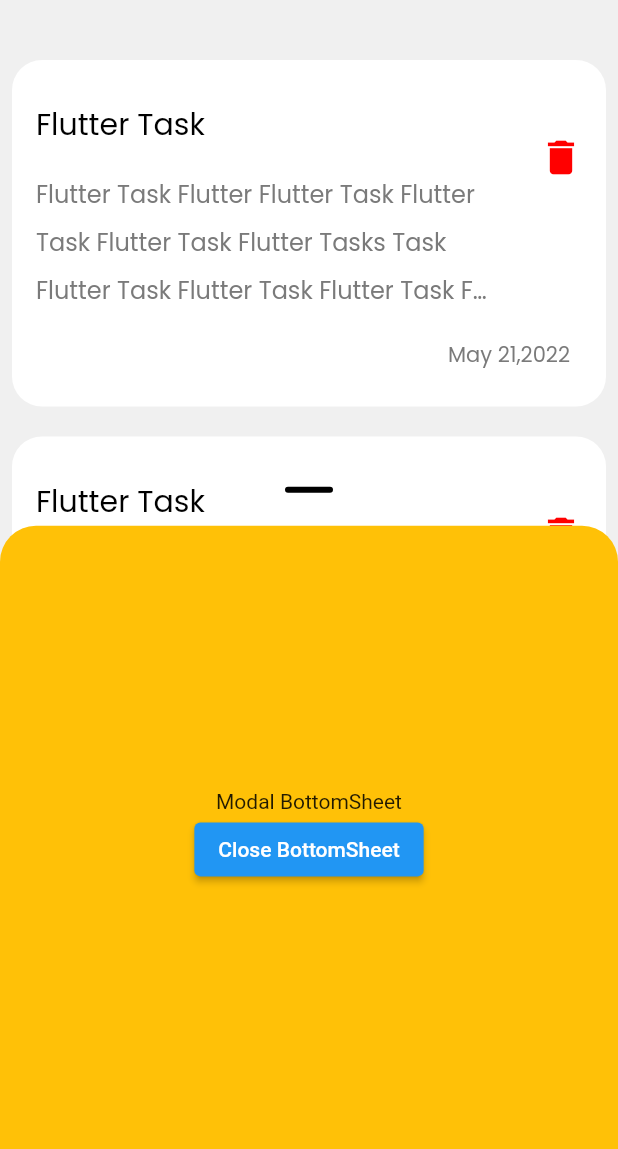
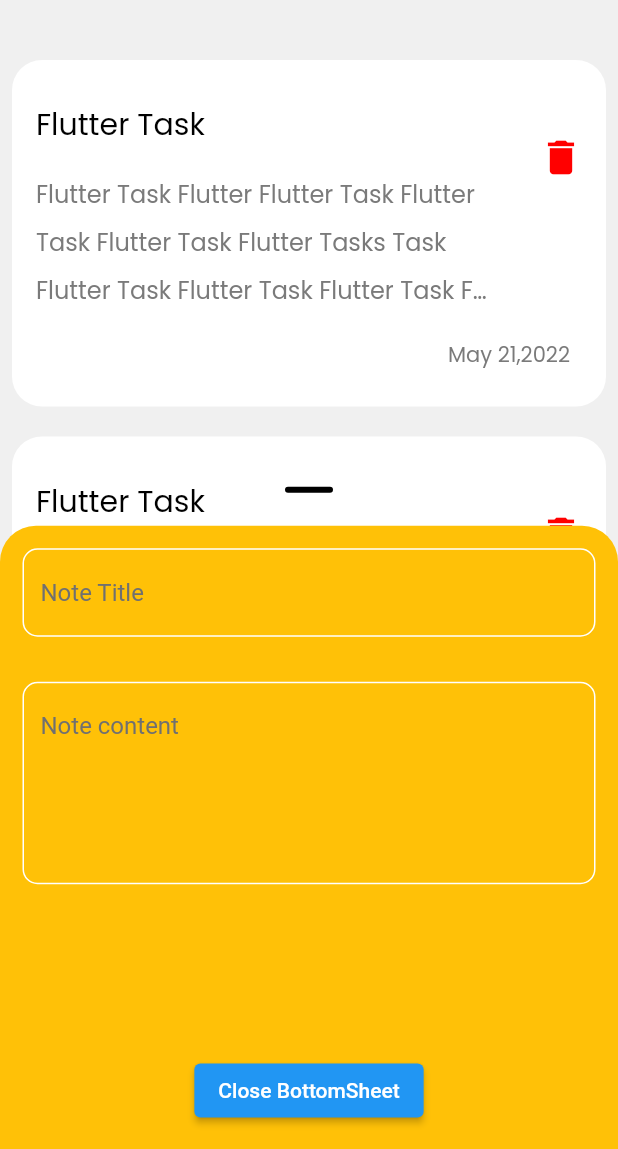
Before and after one commit to EzatRashad/notes_app, a Flutter app: the screen it shows after launch, after a tap on the "add" icon, on a phone screen of 412 x 824 dp, the part 87-1236 px from its top. Run offline on Flutter 3.47's test engine with Material 2 defaults, Android fonts, the phone set to English and light mode, and no system bars.

Commit message:
add custom text  filed to BottomSheet

```diff
--- a/lib/presentation/ui/home/widgets/bottomSheet_body.dart
+++ b/lib/presentation/ui/home/widgets/bottomSheet_body.dart
@@ -1,4 +1,7 @@
 import 'package:flutter/material.dart';
+import 'package:notes_hive/core/utiles/utiles.dart';
+
+import '../../../widgets/text_form_filed.dart';
 
 class BottomSheetBody extends StatelessWidget {
   const BottomSheetBody({super.key});
@@ -6,25 +9,34 @@ class BottomSheetBody extends StatelessWidget {
   @override
   Widget build(BuildContext context) {
     return Container(
+      padding: const EdgeInsets.all(15),
+      width: double.infinity,
+      height: 500,
       decoration: const BoxDecoration(
         borderRadius: BorderRadius.only(
-            topLeft: Radius.circular(24), topRight: Radius.circular(24)),
+          topLeft: Radius.circular(24),
+          topRight: Radius.circular(24),
+        ),
         color: Colors.amber,
       ),
-      height: 500,
-      child: Center(
       child: Column(
-          mainAxisAlignment: MainAxisAlignment.center,
-          mainAxisSize: MainAxisSize.min,
+        crossAxisAlignment: CrossAxisAlignment.center,
         children: <Widget>[
-            const Text('Modal BottomSheet'),
+          const CustomTextFiled(
+            hintT: 'Note Title',
+          ),
+          30.ph,
+          const CustomTextFiled(
+            hintT: 'Note content',
+            maxLines: 5,
+          ),
+          const Spacer(),
           ElevatedButton(
             child: const Text('Close BottomSheet'),
             onPressed: () => Navigator.pop(context),
           ),
         ],
       ),
-      ),
     );
   }
 }
--- /dev/null
+++ b/lib/presentation/widgets/text_form_filed.dart
@@ -0,0 +1,29 @@
+import 'package:flutter/cupertino.dart';
+import 'package:flutter/material.dart';
+import 'package:notes_hive/core/themes/colors.dart';
+
+class CustomTextFiled extends StatelessWidget {
+  const CustomTextFiled({super.key, required this.hintT,  this.maxLines=1});
+  final String hintT;
+  final int maxLines;
+
+  @override
+  Widget build(BuildContext context) {
+    return TextField(
+      cursorColor: AppColors.darkGrey,
+      maxLines: maxLines,
+      decoration: InputDecoration(
+          border: border(),
+          enabledBorder: border(),
+          focusedBorder: border(AppColors.darkGrey),
+          hintText: hintT,
+          hintStyle: TextStyle(color: AppColors.darkGrey)),
+    );
+  }
+}
+
+OutlineInputBorder border([color]) {
+  return OutlineInputBorder(
+      borderRadius: BorderRadius.circular(10),
+      borderSide: BorderSide(color: color ?? AppColors.white));
+}
```
Lines whose indentation alone changed are shown as unchanged.
